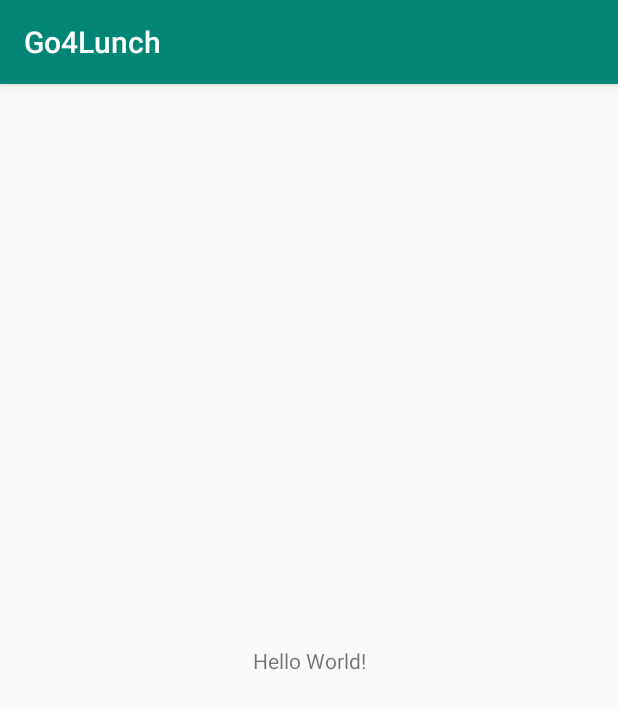
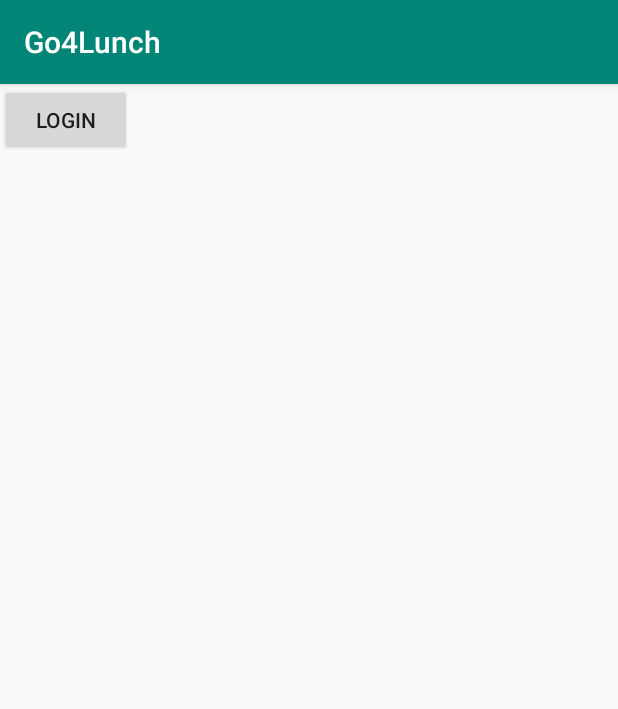
Before and after one commit to Kokumi/Go4Lunch, an Android app: the screen it shows after launch (MainActivity), on a phone screen of 412 x 824 dp. Shown: the top 709 px of the screen. Run offline under Robolectric (Android 15) with nearby library versions, the phone set to English and light mode, and no system bars; libraries missing offline, so code that uses them is left out: com.firebase.ui; 2 statements that could not run were skipped.

Commit message:
add Login By Google

```diff
--- a/app/src/main/java/com/debruyckere/florian/go4lunch/Model/ViewPagerAdapter.java
+++ b/app/src/main/java/com/debruyckere/florian/go4lunch/Model/ViewPagerAdapter.java
@@ -31,7 +31,7 @@ public class ViewPagerAdapter extends FragmentPagerAdapter {
                 break;
             case 1: bF= RestaurantListFragment.newInstance();
                 break;
-            case 2:bF = ColleagueListFragment.newInstance();
+            case 2: bF = ColleagueListFragment.newInstance();
                 break;
             default: bF= RestaurantMapFragment.newInstance();
                 break;
@@ -42,6 +42,6 @@ public class ViewPagerAdapter extends FragmentPagerAdapter {
 
     @Override
     public int getCount() {
-        return 2;
+        return 3;
     }
 }
--- a/app/src/main/res/layout/activity_main.xml
+++ b/app/src/main/res/layout/activity_main.xml
@@ -6,13 +6,10 @@
     android:layout_height="match_parent"
     tools:context=".Controller.Activity.MainActivity">
 
-    <TextView
+    <Button
+        android:id="@+id/main_login_button"
         android:layout_width="wrap_content"
         android:layout_height="wrap_content"
-        android:text="Hello World!"
-        app:layout_constraintBottom_toBottomOf="parent"
-        app:layout_constraintLeft_toLeftOf="parent"
-        app:layout_constraintRight_toRightOf="parent"
-        app:layout_constraintTop_toTopOf="parent" />
+        android:text="Login"/>
 
 </android.support.constraint.ConstraintLayout>
--- a/build.gradle
+++ b/build.gradle
@@ -8,6 +8,7 @@ buildscript {
     }
     dependencies {
         classpath 'com.android.tools.build:gradle:3.2.1'
+        classpath 'com.google.gms:google-services:4.0.1'
 
 
         // NOTE: Do not place your application dependencies here; they belong
```
Also changed, not shown: app/build.gradle (+7 -0 lines), app/src/main/java/com/debruyckere/florian/go4lunch/Controller/Activity/MainActivity.java (+36 -0 lines), app/src/main/java/com/debruyckere/florian/go4lunch/Model/FireBaseConnector.java (+18 -0 lines), 1 other file.
